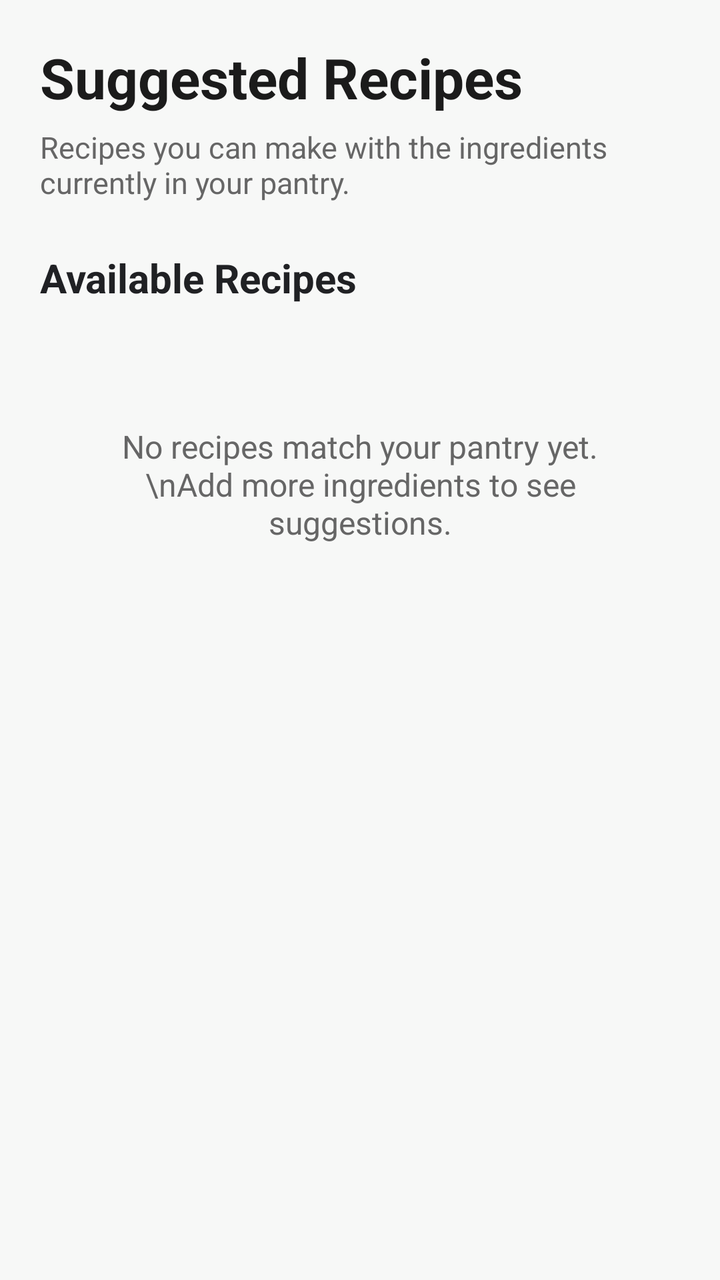
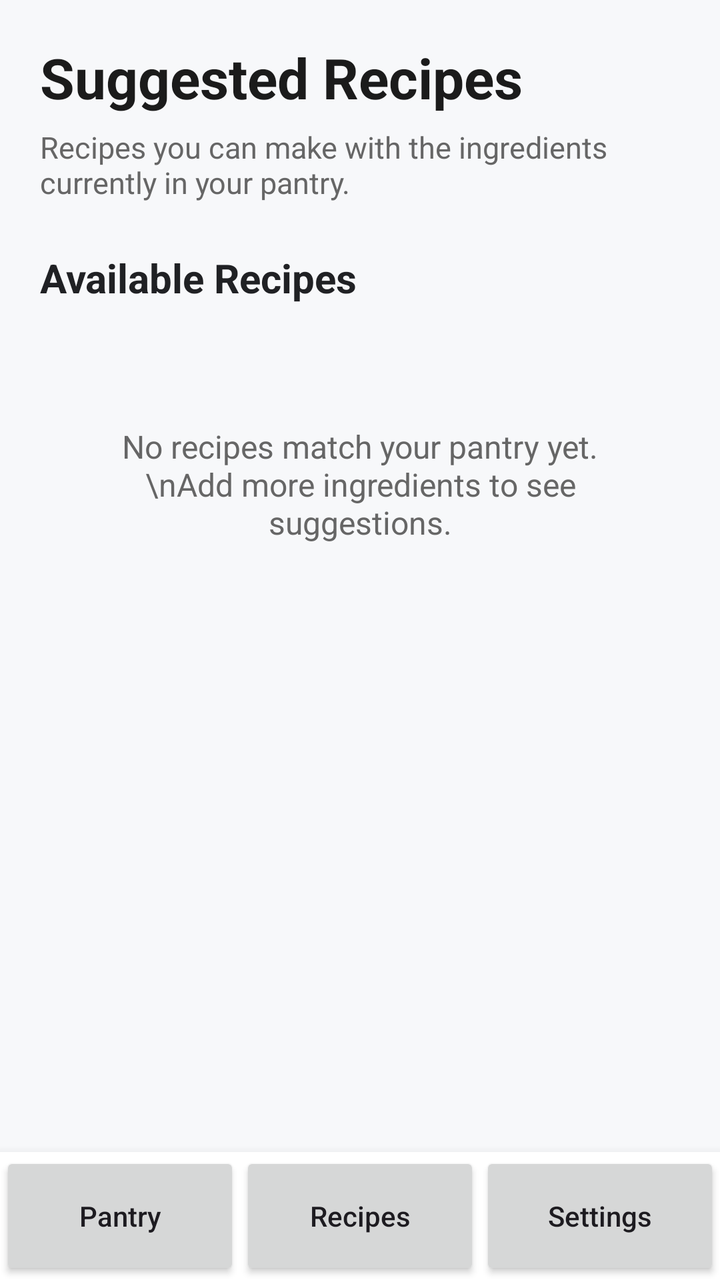

Two renders of the same Android screen: before a commit and after it. Below are the layout's source before the change and the commit's diff.
<!-- AndroidManifest.xml: application theme Theme.SmartPantryManager -->
<!-- res/layout/activity_suggested_recipes.xml -->
<?xml version="1.0" encoding="utf-8"?>
<LinearLayout xmlns:android="http://schemas.android.com/apk/res/android"
    android:layout_width="match_parent"
    android:layout_height="match_parent"
    android:orientation="vertical"
    android:background="#F7F8F7"
    android:padding="20dp">

    
    <TextView
        android:id="@+id/tvRecipesTitle"
        android:layout_width="match_parent"
        android:layout_height="wrap_content"
        android:text="Suggested Recipes"
        android:textSize="28sp"
        android:textStyle="bold"
        android:textColor="#1B1B1B" />

    
    <TextView
        android:id="@+id/tvRecipesSubtitle"
        android:layout_width="match_parent"
        android:layout_height="wrap_content"
        android:layout_marginTop="6dp"
        android:text="Recipes you can make with the ingredients currently in your pantry."
        android:textSize="15sp"
        android:textColor="#666666" />

    
    <TextView
        android:id="@+id/tvAvailableRecipes"
        android:layout_width="match_parent"
        android:layout_height="wrap_content"
        android:layout_marginTop="24dp"
        android:text="Available Recipes"
        android:textSize="20sp"
        android:textStyle="bold"
        android:textColor="#202124" />

    
    <TextView
        android:id="@+id/tvNoRecipes"
        android:layout_width="match_parent"
        android:layout_height="wrap_content"
        android:layout_marginTop="40dp"
        android:gravity="center"
        android:padding="20dp"
        android:text="No recipes match your pantry yet.\nAdd more ingredients to see suggestions."
        android:textSize="16sp"
        android:textColor="#666666" />

    
    <androidx.recyclerview.widget.RecyclerView
        android:id="@+id/recyclerViewRecipes"
        android:layout_width="match_parent"
        android:layout_height="0dp"
        android:layout_weight="1"
        android:layout_marginTop="12dp"
        android:clipToPadding="false"
        android:paddingBottom="12dp" />

</LinearLayout>
<!-- resources referenced by this layout -->
<resources>
  <style name="Theme.SmartPantryManager" parent="Base.Theme.SmartPantryManager" />
  <style name="Base.Theme.SmartPantryManager" parent="Theme.Material3.DayNight.NoActionBar">
          
          
      </style>
</resources>

<!-- the commit's change to res/layout/activity_suggested_recipes.xml (unified diff, before → after) -->
@@ -3,60 +3,107 @@
     android:layout_width="match_parent"
     android:layout_height="match_parent"
     android:orientation="vertical"
-    android:background="#F7F8F7"
-    android:padding="20dp">
+    android:background="#F7F8FA">
 
     
-    <TextView
-        android:id="@+id/tvRecipesTitle"
-        android:layout_width="match_parent"
-        android:layout_height="wrap_content"
-        android:text="Suggested Recipes"
-        android:textSize="28sp"
-        android:textStyle="bold"
-        android:textColor="#1B1B1B" />
-
-    
-    <TextView
-        android:id="@+id/tvRecipesSubtitle"
-        android:layout_width="match_parent"
-        android:layout_height="wrap_content"
-        android:layout_marginTop="6dp"
-        android:text="Recipes you can make with the ingredients currently in your pantry."
-        android:textSize="15sp"
-        android:textColor="#666666" />
-
-    
-    <TextView
-        android:id="@+id/tvAvailableRecipes"
-        android:layout_width="match_parent"
-        android:layout_height="wrap_content"
-        android:layout_marginTop="24dp"
-        android:text="Available Recipes"
-        android:textSize="20sp"
-        android:textStyle="bold"
-        android:textColor="#202124" />
-
-    
-    <TextView
-        android:id="@+id/tvNoRecipes"
-        android:layout_width="match_parent"
-        android:layout_height="wrap_content"
-        android:layout_marginTop="40dp"
-        android:gravity="center"
-        android:padding="20dp"
-        android:text="No recipes match your pantry yet.\nAdd more ingredients to see suggestions."
-        android:textSize="16sp"
-        android:textColor="#666666" />
-
-    
-    <androidx.recyclerview.widget.RecyclerView
-        android:id="@+id/recyclerViewRecipes"
+    <LinearLayout
         android:layout_width="match_parent"
         android:layout_height="0dp"
         android:layout_weight="1"
-        android:layout_marginTop="12dp"
-        android:clipToPadding="false"
-        android:paddingBottom="12dp" />
+        android:orientation="vertical"
+        android:padding="20dp">
+
+        
+        <TextView
+            android:id="@+id/tvRecipesTitle"
+            android:layout_width="match_parent"
+            android:layout_height="wrap_content"
+            android:text="Suggested Recipes"
+            android:textSize="28sp"
+            android:textStyle="bold"
+            android:textColor="#1B1B1B" />
+
+        
+        <TextView
+            android:id="@+id/tvRecipesSubtitle"
+            android:layout_width="match_parent"
+            android:layout_height="wrap_content"
+            android:layout_marginTop="6dp"
+            android:text="Recipes you can make with the ingredients currently in your pantry."
+            android:textSize="15sp"
+            android:textColor="#666666" />
+
+        
+        <TextView
+            android:id="@+id/tvAvailableRecipes"
+            android:layout_width="match_parent"
+            android:layout_height="wrap_content"
+            android:layout_marginTop="24dp"
+            android:text="Available Recipes"
+            android:textSize="20sp"
+            android:textStyle="bold"
+            android:textColor="#202124" />
+
+        
+        <TextView
+            android:id="@+id/tvNoRecipes"
+            android:layout_width="match_parent"
+            android:layout_height="wrap_content"
+            android:layout_marginTop="40dp"
+            android:gravity="center"
+            android:padding="20dp"
+            android:text="No recipes match your pantry yet.\nAdd more ingredients to see suggestions."
+            android:textSize="16sp"
+            android:textColor="#666666" />
+
+        
+        <androidx.recyclerview.widget.RecyclerView
+            android:id="@+id/recyclerViewRecipes"
+            android:layout_width="match_parent"
+            android:layout_height="0dp"
+            android:layout_weight="1"
+            android:layout_marginTop="12dp"
+            android:clipToPadding="false"
+            android:paddingBottom="12dp" />
+
+    </LinearLayout>
+
+
+    
+    <LinearLayout
+        android:layout_width="match_parent"
+        android:layout_height="64dp"
+        android:orientation="horizontal"
+        android:background="#FFFFFF"
+        android:elevation="8dp">
+
+        
+        <Button
+            android:id="@+id/btnPantry"
+            android:layout_width="0dp"
+            android:layout_height="match_parent"
+            android:layout_weight="1"
+            android:text="Pantry"
+            android:textAllCaps="false" />
+
+        
+        <Button
+            android:id="@+id/btnRecipes"
+            android:layout_width="0dp"
+            android:layout_height="match_parent"
+            android:layout_weight="1"
+            android:text="Recipes"
+            android:textAllCaps="false" />
+
+        
+        <Button
+            android:id="@+id/btnSettings"
+            android:layout_width="0dp"
+            android:layout_height="match_parent"
+            android:layout_weight="1"
+            android:text="Settings"
+            android:textAllCaps="false" />
+
+    </LinearLayout>
 
 </LinearLayout>
